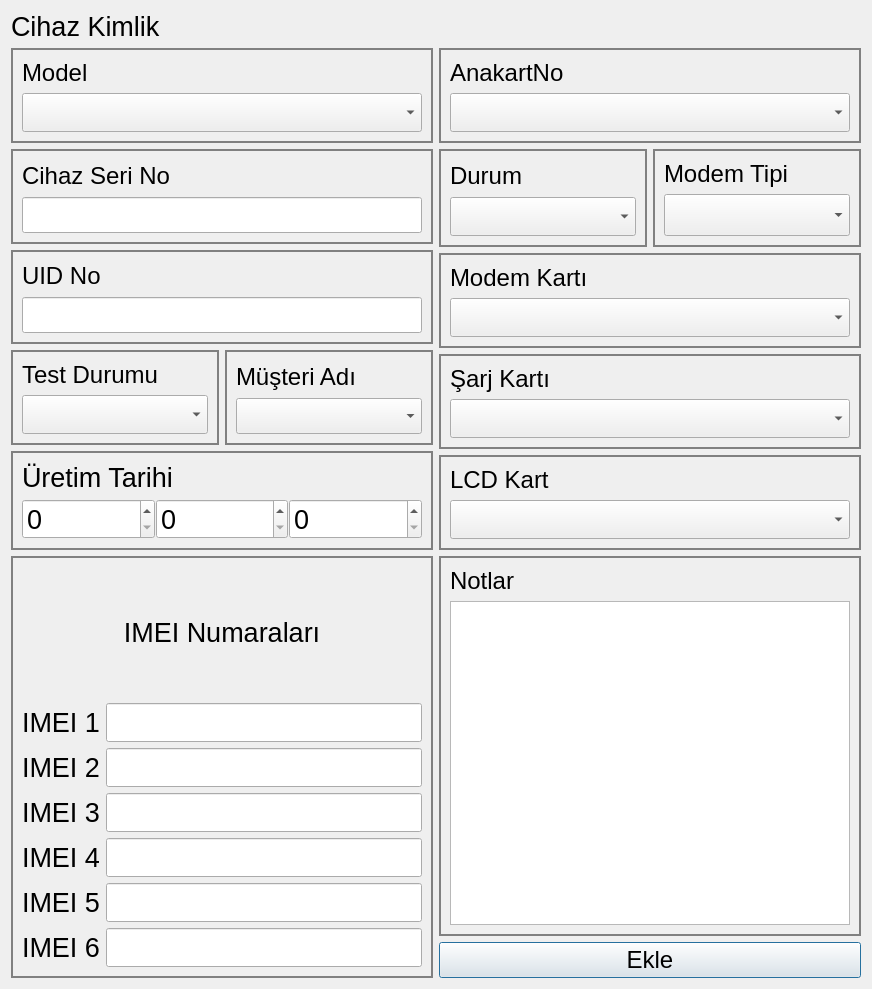
yunusemrecinar/QT5-cihaz-kimlik-teknik-servis, file secdialog.ui: the form before one commit.
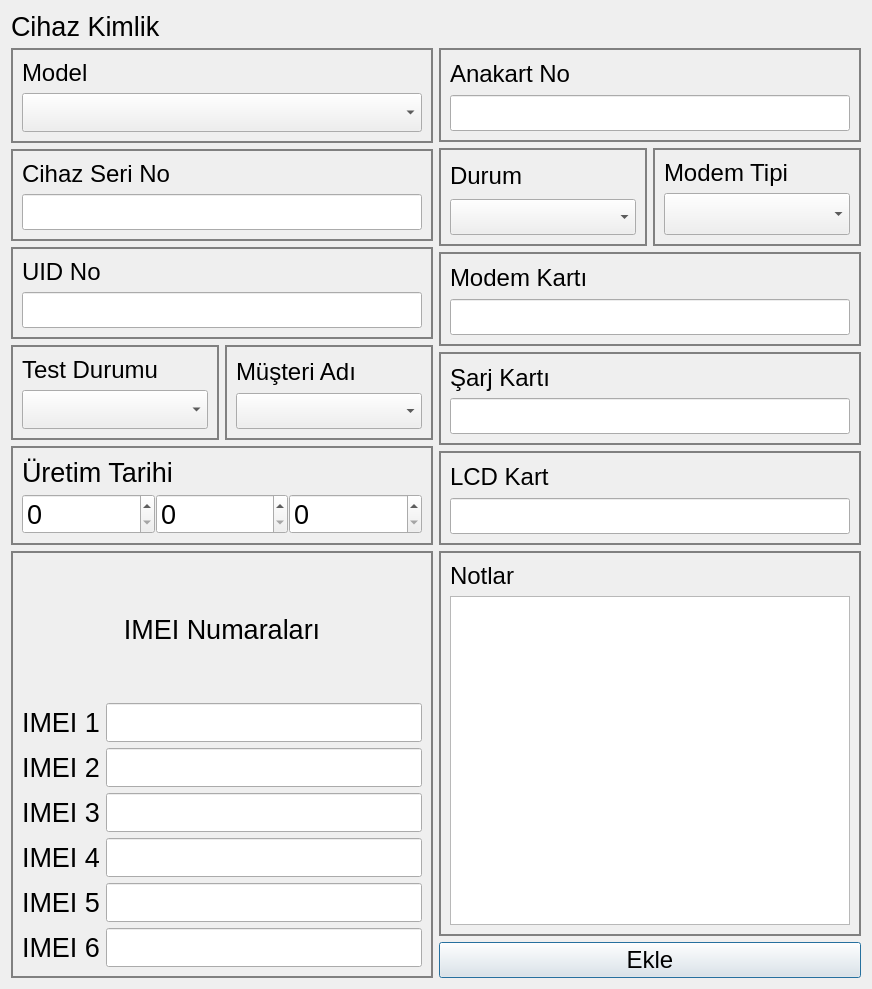
The form after the commit.

Diff of the .ui file:
```diff
--- a/secdialog.ui
+++ b/secdialog.ui
@@ -344,21 +344,15 @@
                </font>
               </property>
               <property name="text">
-               <string>AnakartNo</string>
+               <string>Anakart No</string>
               </property>
              </widget>
             </item>
             <item>
-             <widget class="QComboBox" name="anakart_">
-              <property name="sizePolicy">
-               <sizepolicy hsizetype="Expanding" vsizetype="Fixed">
-                <horstretch>0</horstretch>
-                <verstretch>0</verstretch>
-               </sizepolicy>
-              </property>
+             <widget class="QLineEdit" name="anakart_">
               <property name="font">
                <font>
-                <pointsize>20</pointsize>
+                <pointsize>18</pointsize>
                </font>
               </property>
              </widget>
@@ -372,7 +366,7 @@
             <widget class="QGroupBox" name="DurumBox">
              <property name="font">
               <font>
-               <pointsize>20</pointsize>
+               <pointsize>18</pointsize>
               </font>
              </property>
              <property name="styleSheet">
@@ -408,7 +402,7 @@
                 </property>
                 <property name="font">
                  <font>
-                  <pointsize>20</pointsize>
+                  <pointsize>18</pointsize>
                  </font>
                 </property>
                </widget>
@@ -418,6 +412,11 @@
            </item>
            <item>
             <widget class="QGroupBox" name="verticalGroupBox">
+             <property name="font">
+              <font>
+               <pointsize>18</pointsize>
+              </font>
+             </property>
              <property name="styleSheet">
               <string notr="true">QGroupBox {
 border:2px solid grey;
@@ -464,7 +463,7 @@
                 </property>
                 <property name="font">
                  <font>
-                  <pointsize>20</pointsize>
+                  <pointsize>18</pointsize>
                  </font>
                 </property>
                </widget>
@@ -495,22 +494,10 @@
              </widget>
             </item>
             <item>
-             <widget class="QComboBox" name="modem_karti_">
-              <property name="sizePolicy">
-               <sizepolicy hsizetype="Expanding" vsizetype="Fixed">
-                <horstretch>0</horstretch>
-                <verstretch>0</verstretch>
-               </sizepolicy>
-              </property>
-              <property name="minimumSize">
-               <size>
-                <width>350</width>
-                <height>0</height>
-               </size>
-              </property>
+             <widget class="QLineEdit" name="modem_karti_">
               <property name="font">
                <font>
-                <pointsize>20</pointsize>
+                <pointsize>18</pointsize>
                </font>
               </property>
              </widget>
@@ -539,16 +526,10 @@
              </widget>
             </item>
             <item>
-             <widget class="QComboBox" name="sarj_karti_">
-              <property name="sizePolicy">
-               <sizepolicy hsizetype="Expanding" vsizetype="Fixed">
-                <horstretch>0</horstretch>
-                <verstretch>0</verstretch>
-               </sizepolicy>
-              </property>
+             <widget class="QLineEdit" name="sarj_karti_">
               <property name="font">
                <font>
-                <pointsize>20</pointsize>
+                <pointsize>18</pointsize>
                </font>
               </property>
              </widget>
@@ -577,16 +558,10 @@
              </widget>
             </item>
             <item>
-             <widget class="QComboBox" name="lcd_karti_">
-              <property name="sizePolicy">
-               <sizepolicy hsizetype="Expanding" vsizetype="Fixed">
-                <horstretch>0</horstretch>
-                <verstretch>0</verstretch>
-               </sizepolicy>
-              </property>
+             <widget class="QLineEdit" name="lcd_karti_">
               <property name="font">
                <font>
-                <pointsize>20</pointsize>
+                <pointsize>18</pointsize>
                </font>
               </property>
              </widget>
```
